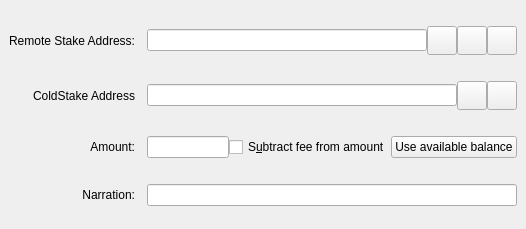
First picture: the form in src/qt/forms/sendcoinsentry.ui, repository Bitcoin-Confidential/BitcoinC-Core, before the edit.
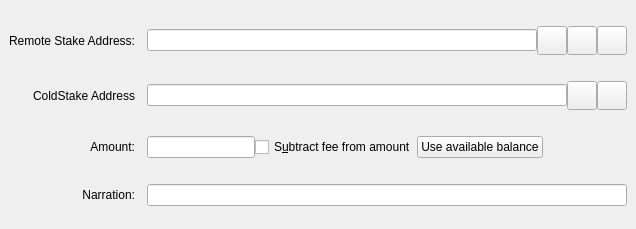
Second picture: the form after the edit. The open tabs and pages were chosen to show the change. Icons and pictures are not drawn. Custom widgets are drawn as their Qt base class.

```diff
--- a/src/qt/forms/sendcoinsentry.ui
+++ b/src/qt/forms/sendcoinsentry.ui
@@ -6,7 +6,7 @@
    <rect>
     <x>0</x>
     <y>0</y>
-    <width>526</width>
+    <width>636</width>
     <height>229</height>
    </rect>
   </property>
@@ -423,11 +423,11 @@
      </widget>
     </item>
     <item row="3" column="1">
-     <layout class="QHBoxLayout" name="horizontalLayoutAmount" stretch="0,1,0">
+     <layout class="QHBoxLayout" name="horizontalLayoutAmount" stretch="0,0,0,0">
       <item>
        <widget class="BitcoinAmountField" name="payAmount_cs">
         <property name="sizePolicy">
-         <sizepolicy hsizetype="Preferred" vsizetype="Fixed">
+         <sizepolicy hsizetype="Preferred" vsizetype="Preferred">
           <horstretch>0</horstretch>
           <verstretch>0</verstretch>
          </sizepolicy>
@@ -469,6 +469,19 @@
         </property>
        </widget>
       </item>
+      <item>
+       <spacer name="horizontalSpacer_5">
+        <property name="orientation">
+         <enum>Qt::Horizontal</enum>
+        </property>
+        <property name="sizeHint" stdset="0">
+         <size>
+          <width>40</width>
+          <height>20</height>
+         </size>
+        </property>
+       </spacer>
+      </item>
      </layout>
     </item>
     <item row="0" column="1">
```
Left out of the diff: 13 changed lines with no effect on the pictures.
